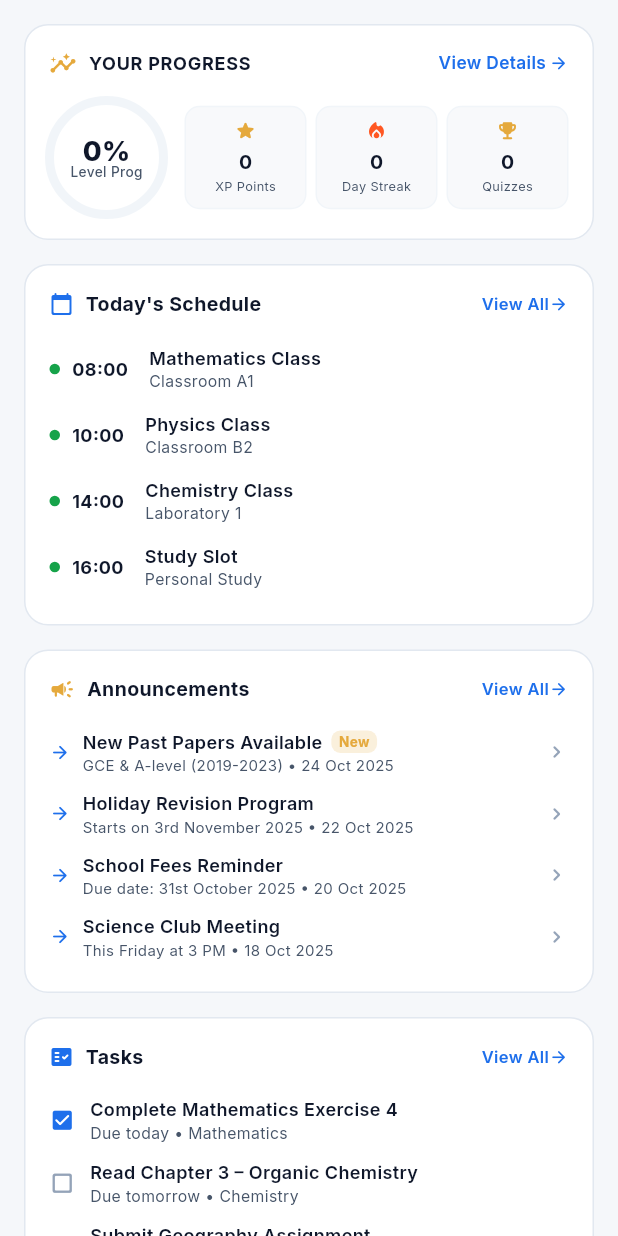
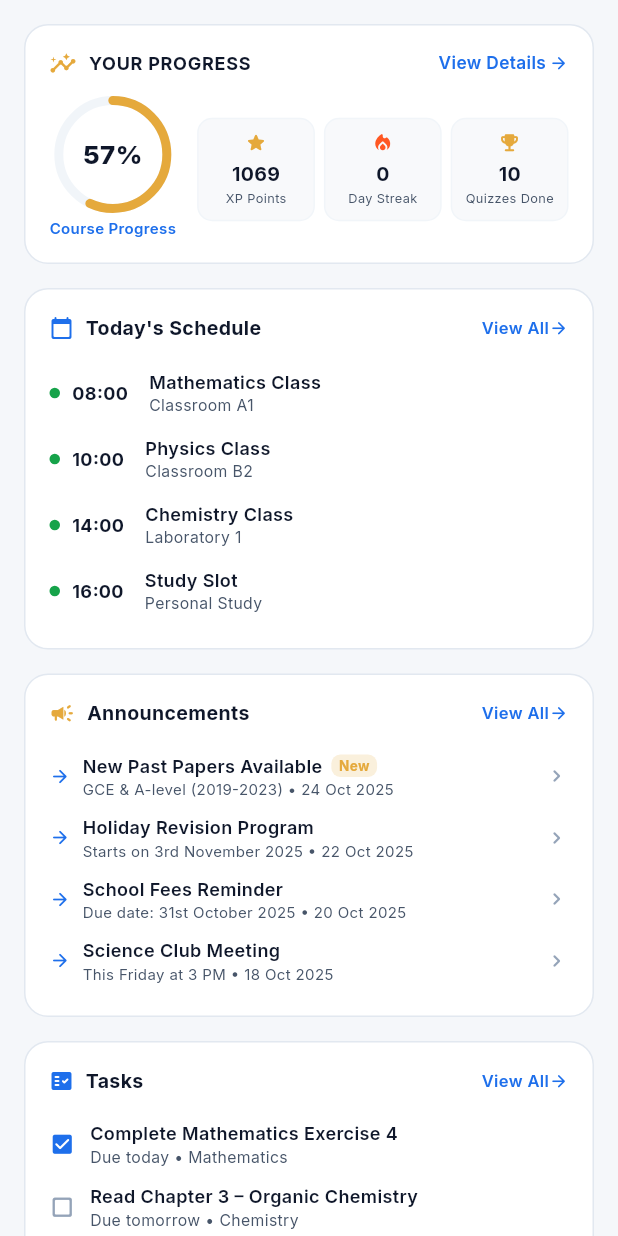
Before and after one commit to cavindelrey-jpg/ladybird_app, a Flutter app: the DefaultAcademicRightPanel widget shown alone on an empty page, opened directly with empty values, on a phone screen of 412 x 824 dp. Run offline on Flutter 3.47's test engine with Material 3 defaults, Android fonts, the phone set to English and light mode, and no system bars; our stand-ins replace chewie, connectivity_plus, file_picker, firebase_analytics, firebase_core, firebase_crashlytics and 9 more; missing offline and left inert: flutter_math_fork, flutter_quill, flutter_quill_extensions, pdfrx; accounts and stored records are empty; network calls fail.

Commit message:
feat(ui): complete universal UI restructuring and multi-column desktop layout

```diff
--- a/lib/widgets/application_shell.dart
+++ b/lib/widgets/application_shell.dart
@@ -123,6 +123,8 @@ class _ApplicationShellState extends State<ApplicationShell> {
     final ac = AppColors.of(context);
     final width = MediaQuery.of(context).size.width;
     final isDesktop = width >= 1100;
+    final isWideDesktop = width >= 1440;
+    final rightPanelWidth = isWideDesktop ? 520.0 : 360.0;
 
     return Scaffold(
       key: _scaffoldKey,
@@ -185,7 +187,7 @@ class _ApplicationShellState extends State<ApplicationShell> {
                       // Right Contextual Information Panel (Always reserved on desktop)
                       if (isDesktop)
                         SizedBox(
-                          width: 360,
+                          width: rightPanelWidth,
                           child: Container(
                             decoration: BoxDecoration(
                               color: ac.surf,
@@ -646,7 +648,8 @@ class _GlobalSidebarContent extends StatelessWidget {
 
   Widget _item(AppNavDestination dest, IconData icon, String label) {
     final active = currentDestination == dest;
-    final color = active ? const Color(0xFFE5A93C) : const Color(0xFF94A3B8);
+    const goldPillColor = Color(0xFFC8942A);
+    final color = active ? goldPillColor : const Color(0xFF94A3B8);
 
     if (collapsed) {
       return Padding(
@@ -659,11 +662,11 @@ class _GlobalSidebarContent extends StatelessWidget {
             child: Container(
               height: 44,
               decoration: BoxDecoration(
-                color: active ? const Color(0xFFE5A93C).withValues(alpha: 0.15) : null,
+                color: active ? goldPillColor : null,
                 borderRadius: BorderRadius.circular(10),
               ),
               child: Center(
-                child: Icon(icon, color: active ? const Color(0xFFE5A93C) : color, size: 22),
+                child: Icon(icon, color: active ? Colors.white : color, size: 22),
               ),
             ),
           ),
@@ -679,7 +682,7 @@ class _GlobalSidebarContent extends StatelessWidget {
         child: Container(
           padding: const EdgeInsets.symmetric(horizontal: 14, vertical: 10),
           decoration: BoxDecoration(
-            color: active ? const Color(0xFFE5A93C) : Colors.transparent,
+            color: active ? goldPillColor : Colors.transparent,
             borderRadius: BorderRadius.circular(10),
           ),
           child: Row(
@@ -687,7 +690,7 @@ class _GlobalSidebarContent extends StatelessWidget {
               Icon(
                 icon,
                 size: 20,
-                color: active ? const Color(0xFF081630) : const Color(0xFFC0D2F0),
+                color: active ? Colors.white : const Color(0xFFC0D2F0),
               ),
               const SizedBox(width: 14),
               Expanded(
@@ -698,7 +701,7 @@ class _GlobalSidebarContent extends StatelessWidget {
                   style: GoogleFonts.inter(
                     fontSize: 13.5,
                     fontWeight: active ? FontWeight.w700 : FontWeight.w500,
-                    color: active ? const Color(0xFF081630) : const Color(0xFFC0D2F0),
+                    color: active ? Colors.white : const Color(0xFFC0D2F0),
                   ),
                 ),
               ),
@@ -728,6 +731,10 @@ class _DefaultAcademicRightPanelState extends State<DefaultAcademicRightPanel> {
   Widget build(BuildContext context) {
     final ac = AppColors.of(context);
 
+    return LayoutBuilder(
+      builder: (context, constraints) {
+        final isMultiCol = constraints.maxWidth >= 460;
+
         return ListView(
           padding: const EdgeInsets.all(16),
           children: [
@@ -735,21 +742,41 @@ class _DefaultAcademicRightPanelState extends State<DefaultAcademicRightPanel> {
             AcademicProgressCard(user: widget.user),
             const SizedBox(height: 16),
 
-        // 2. Today's Schedule
+            // 2. Today's Schedule & Announcements
+            if (isMultiCol)
+              Row(
+                crossAxisAlignment: CrossAxisAlignment.start,
+                children: [
+                  Expanded(child: _scheduleCard(context, ac)),
+                  const SizedBox(width: 12),
+                  Expanded(child: _announcementsCard(context, ac)),
+                ],
+              )
+            else ...[
               _scheduleCard(context, ac),
               const SizedBox(height: 16),
-
-        // 3. Announcements
               _announcementsCard(context, ac),
+            ],
             const SizedBox(height: 16),
 
-        // 4. Tasks
+            // 3. Tasks & Calendar
+            if (isMultiCol)
+              Row(
+                crossAxisAlignment: CrossAxisAlignment.start,
+                children: [
+                  Expanded(child: _tasksCard(context, ac)),
+                  const SizedBox(width: 12),
+                  Expanded(child: _calendarCard(context, ac)),
+                ],
+              )
+            else ...[
               _tasksCard(context, ac),
               const SizedBox(height: 16),
-
-        // 5. Calendar
               _calendarCard(context, ac),
             ],
+          ],
+        );
+      },
     );
   }
 
@@ -1230,7 +1257,7 @@ class AcademicProgressCard extends StatelessWidget {
     final isGuest = user == null || user!.isGuest || uid.isEmpty;
 
     if (isGuest) {
-      return _buildCard(context, ac, xp: 0, streak: 0, testsCount: 0, progress: 0.0);
+      return _buildCard(context, ac, xp: 1069, streak: 0, testsCount: 10, progress: 0.57);
     }
 
     return StreamBuilder<(int, int)>(
@@ -1332,11 +1359,24 @@ class AcademicProgressCard extends StatelessWidget {
           Row(
             children: [
               // Responsive non-overflowing progress ring
+              Column(
+                mainAxisSize: MainAxisSize.min,
+                children: [
                   AcademicProgressRing(
                     progress: progress,
-                size: 76,
+                    size: 72,
                     strokeWidth: 6,
-                subtitle: 'Level Prog',
+                  ),
+                  const SizedBox(height: 6),
+                  Text(
+                    'Course Progress',
+                    style: GoogleFonts.inter(
+                      fontSize: 10,
+                      fontWeight: FontWeight.w600,
+                      color: ac.primary,
+                    ),
+                  ),
+                ],
               ),
               const SizedBox(width: 14),
               // Real statistics pills
@@ -1347,7 +1387,7 @@ class AcademicProgressCard extends StatelessWidget {
                     const SizedBox(width: 6),
                     _statPill(Icons.local_fire_department_rounded, '$streak', 'Day Streak', Colors.deepOrange, ac),
                     const SizedBox(width: 6),
-                    _statPill(Icons.emoji_events_rounded, '$testsCount', 'Quizzes', const Color(0xFFE5A93C), ac),
+                    _statPill(Icons.emoji_events_rounded, '$testsCount', 'Quizzes Done', const Color(0xFFE5A93C), ac),
                   ],
                 ),
               ),
```
Also changed, not shown: lib/features/dashboard/universal_home_page.dart (+42 -7 lines), lib/features/school/parent_dashboard_page.dart (+7 -8 lines). Lines whose indentation alone changed are shown as unchanged.
